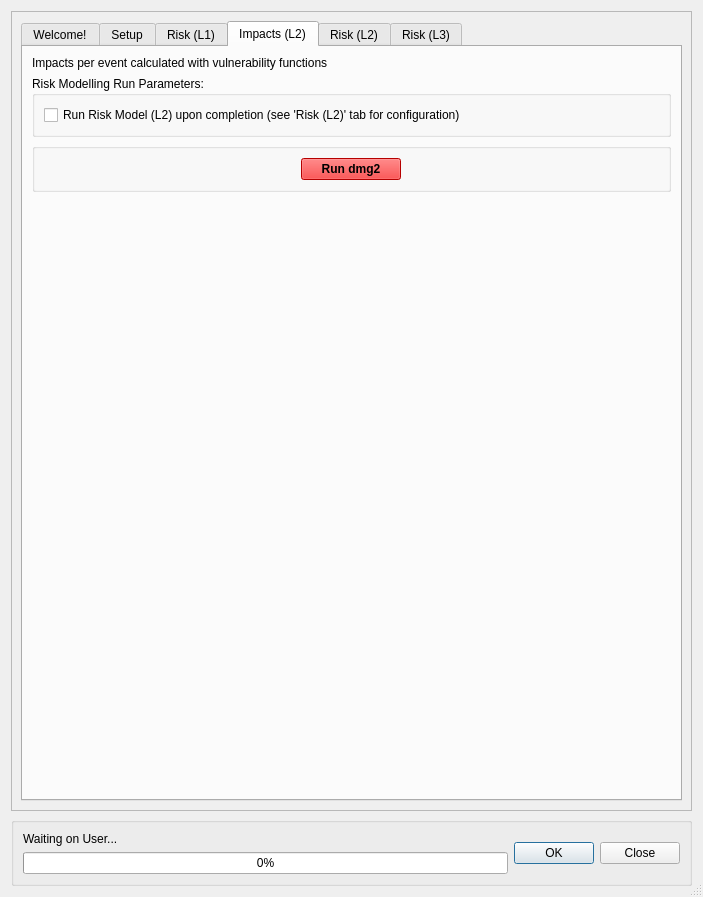
Qt form canflood/model/model.ui (NRCan/CanFlood) before a commit.
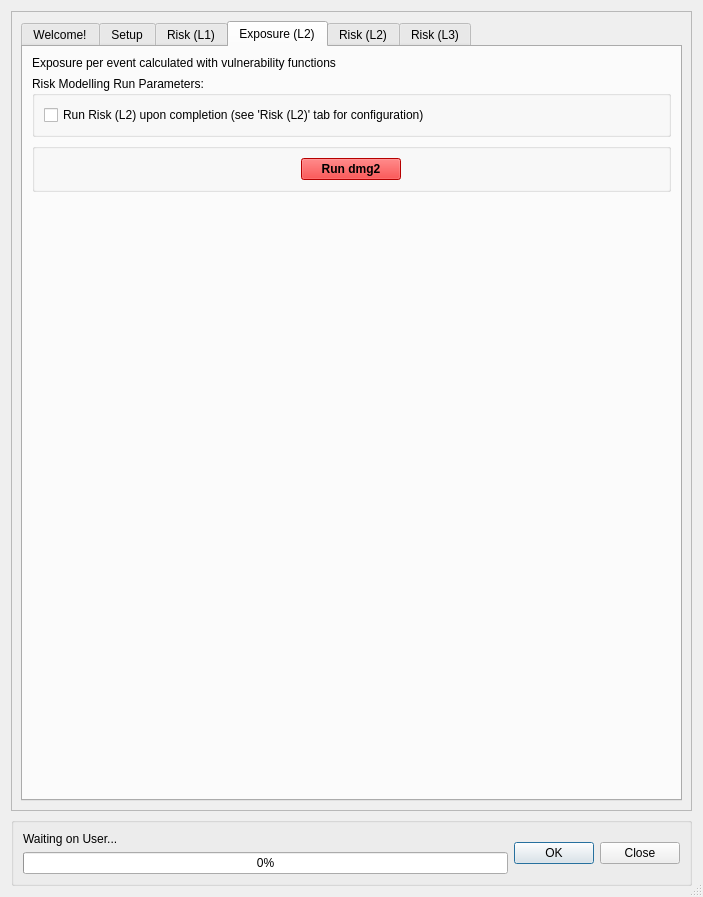
The same form after that commit. The open tabs and pages were chosen to show the change. Icons and pictures are not drawn. Custom widgets are drawn as their Qt base class.

What changed in the file:
```diff
--- a/canflood/model/model.ui
+++ b/canflood/model/model.ui
@@ -863,13 +863,13 @@
          </widget>
          <widget class="QWidget" name="tab_3">
           <attribute name="title">
-           <string>Impacts (L2)</string>
+           <string>Exposure (L2)</string>
           </attribute>
           <layout class="QVBoxLayout" name="verticalLayout_6">
            <item>
             <widget class="QLabel" name="label_2">
              <property name="text">
-              <string>Impacts per event calculated with vulnerability functions</string>
+              <string>Exposure per event calculated with vulnerability functions</string>
              </property>
             </widget>
            </item>
@@ -882,7 +882,7 @@
               <item>
                <widget class="QCheckBox" name="checkBox_i2RunRisk">
                 <property name="text">
-                 <string>Run Risk Model (L2) upon completion (see 'Risk (L2)' tab for configuration)</string>
+                 <string>Run Risk (L2) upon completion (see 'Risk (L2)' tab for configuration)</string>
                 </property>
                 <property name="checked">
                  <bool>false</bool>
```
Left out of the diff: 4 changed lines with no effect on the pictures.
